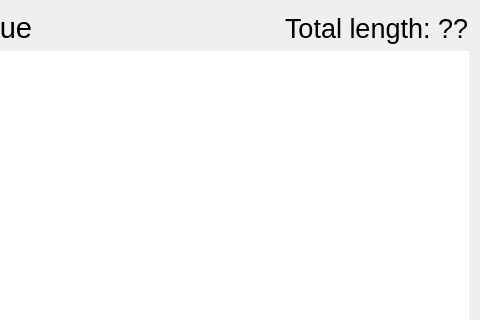
Above: mediaflyplayer/forms/MediaflyPlayqueue.ui from tex/mediafly before the change; both pictures show x 232 to 712 and y 0 to 320 of the 712 by 493 pixel window. Below: the same form after it.
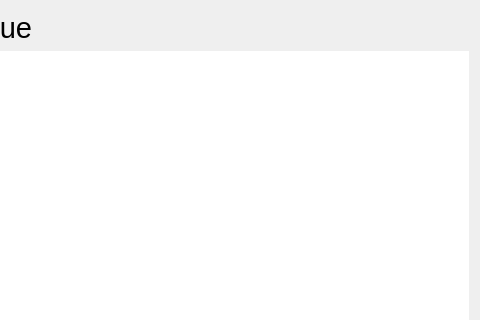
That is the form after the change. Custom widgets are drawn as their Qt base class.

Commit message: Don't show unimplemented total length.

What changed in the file:
```diff
--- a/mediaflyplayer/forms/MediaflyPlayqueue.ui
+++ b/mediaflyplayer/forms/MediaflyPlayqueue.ui
@@ -33,24 +33,6 @@
        </property>
       </widget>
      </item>
-     <item>
-      <widget class="QLabel" name="m_totalPlayqueueLength" >
-       <property name="sizePolicy" >
-        <sizepolicy vsizetype="Preferred" hsizetype="Preferred" >
-         <horstretch>0</horstretch>
-         <verstretch>0</verstretch>
-        </sizepolicy>
-       </property>
-       <property name="font" >
-        <font>
-         <pointsize>20</pointsize>
-        </font>
-       </property>
-       <property name="text" >
-        <string>Total length: ??</string>
-       </property>
-      </widget>
-     </item>
     </layout>
    </item>
    <item row="1" column="0" colspan="4" >
```
